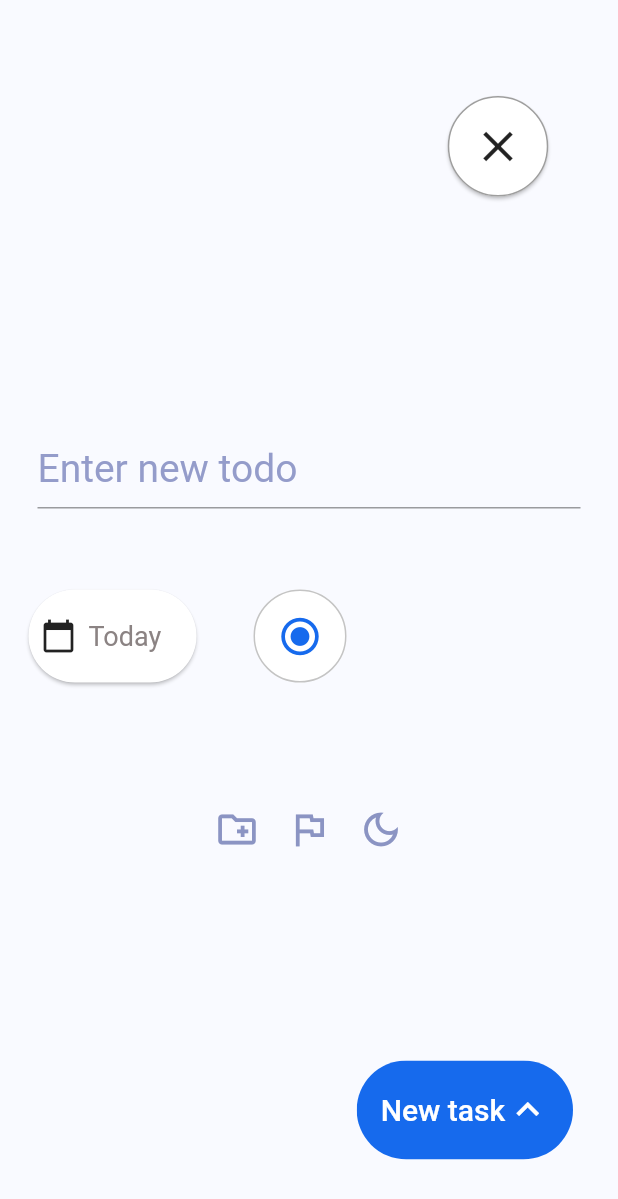
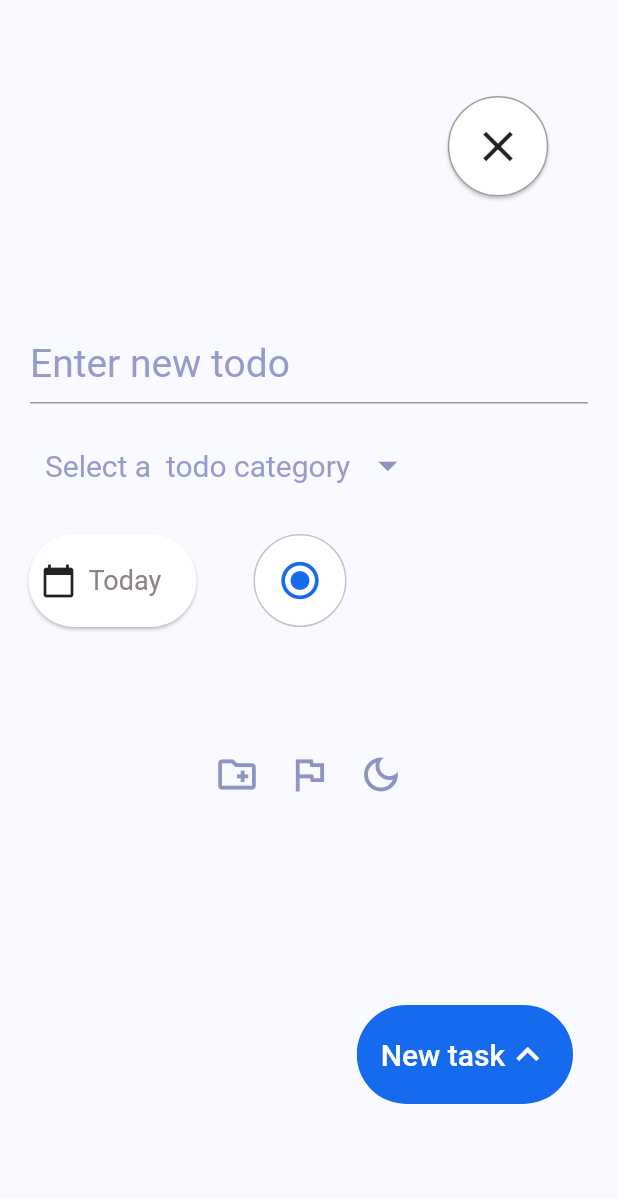
Before and after one commit to Asante-Adarkwa-Usman/Todo, a Flutter app: the CreateTodoView screen opened directly, on a phone screen of 412 x 824 dp. Shown: the top 1199 px of the screen. Run offline on Flutter 3.47's test engine with Material 2 defaults, Android fonts, the phone set to English and light mode, and no system bars; our stand-ins replace percent_indicator, syncfusion_flutter_charts.

Commit message:
updated the create todo screen

```diff
--- a/todo/lib/views/create_todo_view.dart
+++ b/todo/lib/views/create_todo_view.dart
@@ -1,9 +1,15 @@
 import 'package:flutter/material.dart';
 // import 'package:unicons/unicons.dart';
 
-class CreateTodoView extends StatelessWidget {
+class CreateTodoView extends StatefulWidget {
   const CreateTodoView({Key? key}) : super(key: key);
 
+  @override
+  State<CreateTodoView> createState() => _CreateTodoViewState();
+}
+
+class _CreateTodoViewState extends State<CreateTodoView> {
+  String _value = "Select a  todo category";
   @override
   Widget build(BuildContext context) {
     return Scaffold(
@@ -39,8 +45,10 @@ class CreateTodoView extends StatelessWidget {
                 ),
               ),
             ),
+            Column(
+              children: [
                 Container(
-              margin: const EdgeInsets.fromLTRB(25, 150, 25, 50),
+                  margin: const EdgeInsets.fromLTRB(20, 80, 20, 20),
                   child: TextField(
                     maxLines: null,
                     keyboardType: TextInputType.multiline,
@@ -67,6 +75,89 @@ class CreateTodoView extends StatelessWidget {
                     //prefixIcon: Icon(Icons.person_pin_circle)
                   ),
                 ),
+                //Popup menu button
+                // PopupMenuButton(
+                //     color: const Color.fromRGBO(255, 255, 255, 0.9),
+                //     initialValue: 'Personal',
+                //     onSelected: (value) {
+                //       setState(() {
+                //         _value = (value.toString());
+                //       });
+                //     },
+                //     child: Padding(
+                //       padding: const EdgeInsets.symmetric(
+                //           horizontal: 10, vertical: 20),
+                //       child: Row(
+                //         children: [
+                //           Text(_value, style: const TextStyle(fontSize: 30)),
+                //           const Icon(Icons.arrow_drop_down_outlined, size: 30)
+                //         ],
+                //       ),
+                //     ),
+                //     itemBuilder: (context) => const [
+                //           PopupMenuItem(
+                //             child: Text("Personal"),
+                //             value: 'Personal',
+                //           ),
+                //           PopupMenuItem(
+                //             child: Text("Business"),
+                //             value: 'Business',
+                //           )
+                //         ])
+                Container(
+                  margin: const EdgeInsets.fromLTRB(20, 0, 0, 20),
+                  child: PopupMenuButton(
+                      color: const Color.fromRGBO(22, 106, 237, 1),
+                      elevation: 0,
+                      shape: RoundedRectangleBorder(
+                        borderRadius: BorderRadius.circular(20),
+                      ),
+                      child: Row(
+                        children: [
+                          Padding(
+                            padding: const EdgeInsets.all(10.0),
+                            child: Text(
+                              _value,
+                              style: const TextStyle(
+                                  fontSize: 20,
+                                  color: Color.fromRGBO(148, 156, 202, 1),
+                                  fontWeight: FontWeight.w400),
+                            ),
+                          ),
+                          const Icon(Icons.arrow_drop_down_outlined,
+                              size: 30,
+                              color: Color.fromRGBO(139, 148, 195, 1)),
+                        ],
+                      ),
+                      onSelected: (value) {
+                        setState(() {
+                          _value = value.toString();
+                        });
+                      },
+                      itemBuilder: (BuildContext context) => [
+                            const PopupMenuItem(
+                              child: Text("Personal",
+                                  style: TextStyle(
+                                    color: Colors.white,
+                                    fontSize: 20,
+                                    fontWeight: FontWeight.w400,
+                                  )),
+                              value: 'Personal',
+                            ),
+                            const PopupMenuItem(
+                              child: Text("Business",
+                                  style: TextStyle(
+                                    color: Colors.white,
+                                    fontSize: 20,
+                                    fontWeight: FontWeight.w400,
+                                  )),
+                              value: 'Business',
+                            ),
+                          ]),
+                )
+              ],
+            ),
+
             Row(
               children: [
                 Container(
```
Lines whose indentation alone changed are shown as unchanged.
